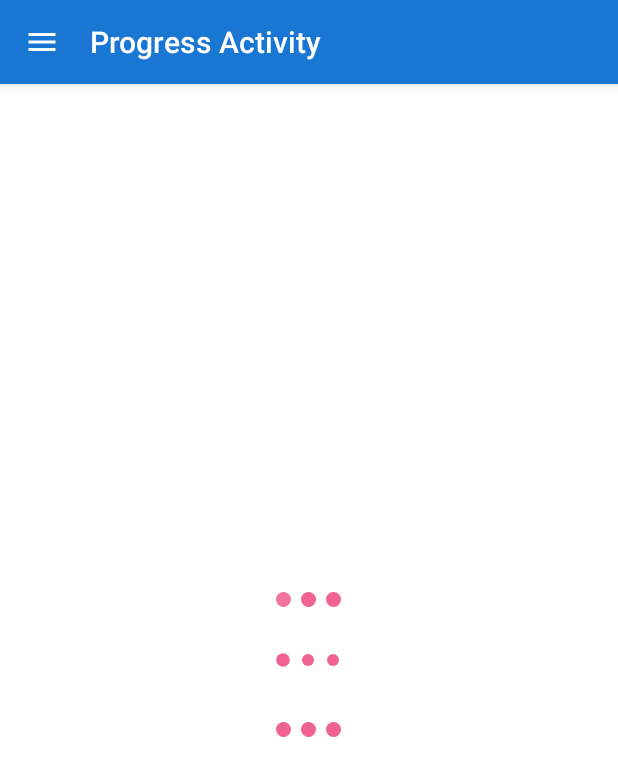
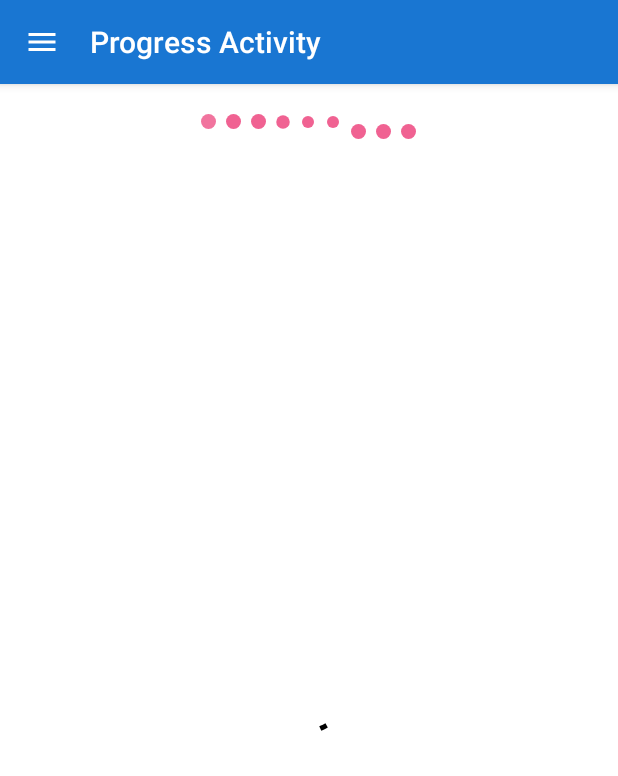
Before and after one commit to ugikpoenya/Android-MaterialX-UI-Design, an Android app: the ProgressActivity screen opened directly, with no data from a screen before it, on a phone screen of 412 x 824 dp. Shown: the top 776 px of the screen. Run offline under Robolectric (Android 15) with nearby library versions, the phone set to English and light mode, and no system bars; pictures from the network do not load.

Commit message:
Change placeholder Load Image

```diff
--- a/MaterialXUIDesign/build.gradle
+++ b/MaterialXUIDesign/build.gradle
@@ -41,7 +41,8 @@ dependencies {
 
     // third party dependencies -------------------------------------------------------------------
     implementation 'com.balysv:material-ripple:1.0.2'                  // ripple effect
-    implementation 'com.github.bumptech.glide:glide:4.14.2'             // image loader
+    implementation 'com.github.bumptech.glide:glide:4.16.0'             // image loader
     implementation "com.github.lisawray.groupie:groupie:2.10.1"
     implementation "com.github.lisawray.groupie:groupie-viewbinding:2.10.1"
+    implementation "androidx.swiperefreshlayout:swiperefreshlayout:1.1.0"
 }
--- a/app/src/main/java/com/ugikpoenya/sampleapp/ProgressActivity.kt
+++ b/app/src/main/java/com/ugikpoenya/sampleapp/ProgressActivity.kt
@@ -13,6 +13,8 @@ class ProgressActivity : AppCompatActivity() {
         binding = ActivityProgressBinding.inflate(layoutInflater)
         setContentView(binding.root)
         initToolbar()
+
+        Tools.displayImageOriginal(this, binding.imageView, "https://images.pexels.com/photos/3732667/pexels-photo-3732667.jpeg")
     }
 
     private fun initToolbar() {
--- a/app/src/main/res/layout/activity_progress.xml
+++ b/app/src/main/res/layout/activity_progress.xml
@@ -22,18 +22,13 @@
 
     </com.google.android.material.appbar.AppBarLayout>
 
-    <RelativeLayout
-        android:layout_width="match_parent"
-        android:layout_height="match_parent">
-
-
     <LinearLayout
         android:id="@+id/lyt_progress"
-            android:layout_width="wrap_content"
+        android:layout_width="match_parent"
         android:layout_height="wrap_content"
-            android:layout_centerInParent="true"
         android:layout_margin="@dimen/spacing_medium"
-            android:orientation="vertical">
+        android:gravity="center_horizontal"
+        android:orientation="horizontal">
 
         <com.ugikpoenya.materialx.ui.design.widget.ViewLoadingDotsFade
             android:layout_width="50dp"
@@ -53,7 +48,12 @@
 
     </LinearLayout>
 
-    </RelativeLayout>
+
+    <ImageView
+        android:id="@+id/imageView"
+        android:layout_width="match_parent"
+        android:layout_height="0dp"
+        android:layout_weight="1" />
 
 
 </LinearLayout>
```
Also changed, not shown: MaterialXUIDesign/src/main/java/com/ugikpoenya/materialx/ui/design/utils/Tools.java (+11 -38 lines). Lines whose indentation alone changed are shown as unchanged.
